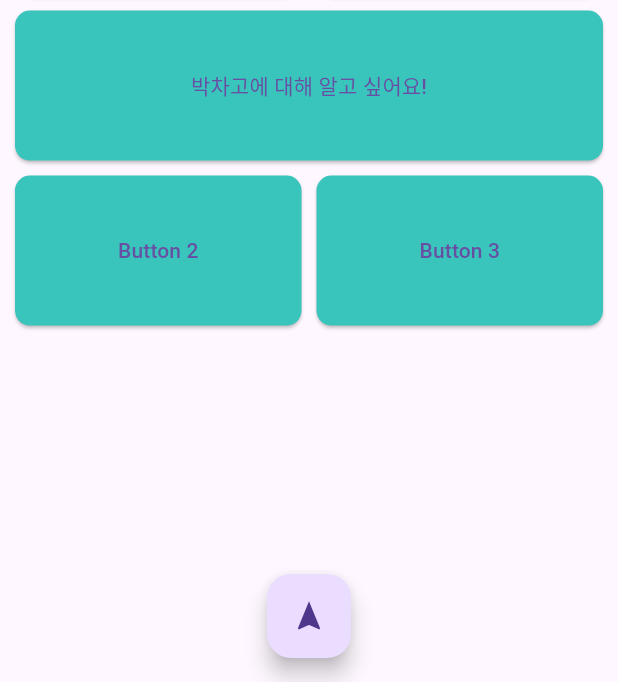
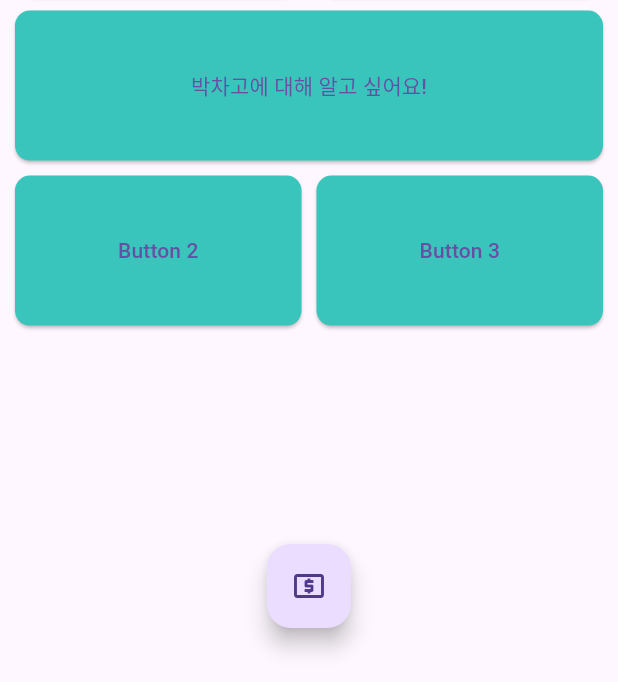
Before and after one commit to SPACE-AXE/pig-front, a Flutter app: the screen it shows after launch, on a phone screen of 412 x 824 dp, the part 554-1236 px from its top. Run offline on Flutter 3.47's test engine with Material 3 defaults, Android fonts, the light colour scheme and no system bars; our stand-ins replace fluttertoast; missing offline and left inert: desktop_window, qr_code_scanner.

Commit message:
플로팅 액션 버튼 오류 및 이미지 수정

```diff
--- a/lib/main.dart
+++ b/lib/main.dart
@@ -201,45 +201,55 @@ class DraggableFloatingActionButton extends StatefulWidget {
 
 class _DraggableFloatingActionButtonState
     extends State<DraggableFloatingActionButton> {
-  Offset position = Offset(100, 500);
+  Offset position = Offset(0, 0);
 
   @override
   void initState() {
     super.initState();
-    position = Offset(100, 500);
   }
 
   @override
   Widget build(BuildContext context) {
-    return Positioned(
+    final screenSize = MediaQuery.of(context).size;
+    final double fabSize = 56;
+    final double initialLeft = (screenSize.width / 2) - (fabSize / 2);
+    final double initialTop = screenSize.height - fabSize - 20;
+    position = Offset(initialLeft, initialTop);
+    return Stack(
+      children: [
+        Positioned(
           left: position.dx,
           top: position.dy,
           child: Draggable(
             child: FloatingActionButton(
               onPressed: () {},
-          child: Icon(Icons.navigation),
+              child: Icon(Icons.local_atm),
             ),
             feedback: FloatingActionButton(
               onPressed: () {},
               child: Icon(Icons.navigation),
               backgroundColor: Color(0xFF39c5bb),
             ),
+            childWhenDragging: Container(),
             onDragEnd: (details) {
               setState(() {
                 position = details.offset;
                 checkDragDirection(details.offset);
+                position = Offset(initialLeft, initialTop);
               });
             },
           ),
+        )
+      ],
     );
   }
 
   void checkDragDirection(Offset offset) {
     debugPrint("x, y ${offset.dx}, ${offset.dy}");
-    if (offset.dx > MediaQuery.of(context).size.width / 2) {
+    if (offset.dx > MediaQuery.of(context).size.width / 2 + 100) {
       Navigator.of(context)
           .push(MaterialPageRoute(builder: (context) => PrePaymentScreen()));
-    } else if (offset.dx < MediaQuery.of(context).size.width / 2) {
+    } else if (offset.dx < MediaQuery.of(context).size.width / 2 - 100) {
       Navigator.of(context)
           .push(MaterialPageRoute(builder: (context) => QRScreen()));
     }
--- a/pubspec.yaml
+++ b/pubspec.yaml
@@ -10,14 +10,15 @@ dependencies:
   flutter:
     sdk: flutter
   fluttertoast: ^8.2.5
-  http: ^1.2.0
+  http: ^1.2.1
   desktop_window: ^0.4.0
   intl: ^0.19.0
+  qr_code_scanner: ^1.0.1
 
 dev_dependencies:
   flutter_test:
     sdk: flutter
-  flutter_lints: ^2.0.0
+  flutter_lints: ^2.0.3
 
 flutter:
   uses-material-design: true
```
Also changed, not shown: lib/QRScreen.dart (+66 -3 lines), pubspec.lock, 4 other files. Lines whose indentation alone changed are shown as unchanged.
